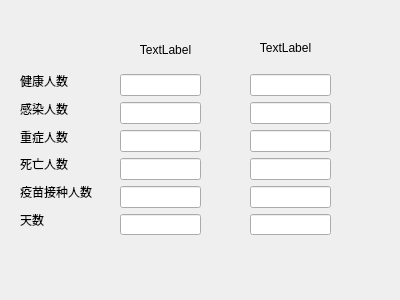
Above: mainProject/contrast.ui from Echooo-294/Epidemic-Simulation before the change. Below: the same form after it.
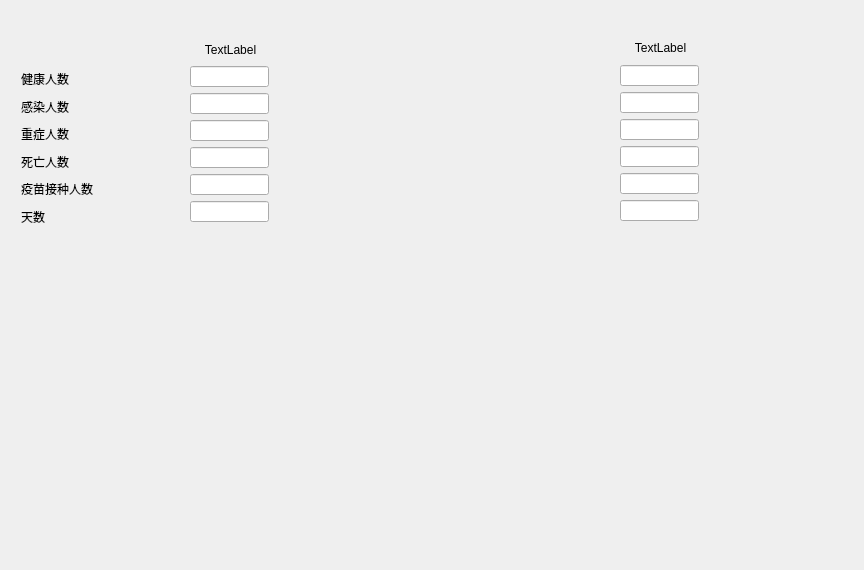
That is the form after the change.

The edit to the form file:
```diff
--- a/mainProject/contrast.ui
+++ b/mainProject/contrast.ui
@@ -6,8 +6,8 @@
    <rect>
     <x>0</x>
     <y>0</y>
-    <width>400</width>
-    <height>300</height>
+    <width>864</width>
+    <height>570</height>
    </rect>
   </property>
   <property name="windowTitle">
@@ -16,9 +16,9 @@
   <widget class="QLabel" name="label">
    <property name="geometry">
     <rect>
-     <x>100</x>
+     <x>120</x>
      <y>40</y>
-     <width>131</width>
+     <width>221</width>
      <height>20</height>
     </rect>
    </property>
@@ -29,66 +29,12 @@
     <set>Qt::AlignCenter</set>
    </property>
   </widget>
-  <widget class="QWidget" name="layoutWidget">
-   <property name="geometry">
-    <rect>
-     <x>250</x>
-     <y>74</y>
-     <width>81</width>
-     <height>161</height>
-    </rect>
-   </property>
-   <layout class="QVBoxLayout" name="verticalLayout_2">
-    <item>
-     <widget class="QLineEdit" name="lineEdit_7">
-      <property name="readOnly">
-       <bool>true</bool>
-      </property>
-     </widget>
-    </item>
-    <item>
-     <widget class="QLineEdit" name="lineEdit_8">
-      <property name="readOnly">
-       <bool>true</bool>
-      </property>
-     </widget>
-    </item>
-    <item>
-     <widget class="QLineEdit" name="lineEdit_9">
-      <property name="readOnly">
-       <bool>true</bool>
-      </property>
-     </widget>
-    </item>
-    <item>
-     <widget class="QLineEdit" name="lineEdit_10">
-      <property name="readOnly">
-       <bool>true</bool>
-      </property>
-     </widget>
-    </item>
-    <item>
-     <widget class="QLineEdit" name="lineEdit_11">
-      <property name="readOnly">
-       <bool>true</bool>
-      </property>
-     </widget>
-    </item>
-    <item>
-     <widget class="QLineEdit" name="lineEdit_12">
-      <property name="readOnly">
-       <bool>true</bool>
-      </property>
-     </widget>
-    </item>
-   </layout>
-  </widget>
   <widget class="QLabel" name="label_2">
    <property name="geometry">
     <rect>
-     <x>220</x>
+     <x>530</x>
      <y>40</y>
-     <width>131</width>
+     <width>261</width>
      <height>16</height>
     </rect>
    </property>
@@ -99,113 +45,261 @@
     <set>Qt::AlignCenter</set>
    </property>
   </widget>
-  <widget class="QWidget" name="layoutWidget">
+  <widget class="QWidget" name="verticalLayoutWidget">
    <property name="geometry">
     <rect>
-     <x>120</x>
-     <y>74</y>
-     <width>81</width>
-     <height>161</height>
+     <x>70</x>
+     <y>260</y>
+     <width>331</width>
+     <height>271</height>
     </rect>
    </property>
-   <layout class="QVBoxLayout" name="verticalLayout">
-    <item>
+   <layout class="QVBoxLayout" name="verticalLayout_4"/>
+  </widget>
+  <widget class="QWidget" name="verticalLayoutWidget_2">
+   <property name="geometry">
+    <rect>
+     <x>490</x>
+     <y>260</y>
+     <width>341</width>
+     <height>271</height>
+    </rect>
+   </property>
+   <layout class="QVBoxLayout" name="verticalLayout_5"/>
+  </widget>
+  <widget class="QLineEdit" name="lineEdit_6">
+   <property name="geometry">
+    <rect>
+     <x>190</x>
+     <y>201</y>
+     <width>79</width>
+     <height>21</height>
+    </rect>
+   </property>
+   <property name="readOnly">
+    <bool>true</bool>
+   </property>
+  </widget>
      <widget class="QLineEdit" name="lineEdit">
+   <property name="geometry">
+    <rect>
+     <x>190</x>
+     <y>66</y>
+     <width>79</width>
+     <height>21</height>
+    </rect>
+   </property>
       <property name="readOnly">
        <bool>true</bool>
       </property>
      </widget>
-    </item>
-    <item>
      <widget class="QLineEdit" name="lineEdit_2">
-      <property name="readOnly">
-       <bool>true</bool>
-      </property>
-     </widget>
-    </item>
-    <item>
-     <widget class="QLineEdit" name="lineEdit_3">
+   <property name="geometry">
+    <rect>
+     <x>190</x>
+     <y>93</y>
+     <width>79</width>
+     <height>21</height>
+    </rect>
+   </property>
       <property name="readOnly">
        <bool>true</bool>
       </property>
      </widget>
-    </item>
-    <item>
-     <widget class="QLineEdit" name="lineEdit_4">
-      <property name="readOnly">
-       <bool>true</bool>
-      </property>
-     </widget>
-    </item>
-    <item>
      <widget class="QLineEdit" name="lineEdit_5">
+   <property name="geometry">
+    <rect>
+     <x>190</x>
+     <y>174</y>
+     <width>79</width>
+     <height>21</height>
+    </rect>
+   </property>
       <property name="readOnly">
        <bool>true</bool>
       </property>
      </widget>
-    </item>
-    <item>
-     <widget class="QLineEdit" name="lineEdit_6">
+  <widget class="QLineEdit" name="lineEdit_4">
+   <property name="geometry">
+    <rect>
+     <x>190</x>
+     <y>147</y>
+     <width>79</width>
+     <height>21</height>
+    </rect>
+   </property>
       <property name="readOnly">
        <bool>true</bool>
       </property>
      </widget>
-    </item>
-   </layout>
-  </widget>
-  <widget class="QWidget" name="layoutWidget">
+  <widget class="QLineEdit" name="lineEdit_3">
    <property name="geometry">
     <rect>
-     <x>20</x>
-     <y>70</y>
-     <width>92</width>
-     <height>161</height>
+     <x>190</x>
+     <y>120</y>
+     <width>79</width>
+     <height>21</height>
     </rect>
    </property>
-   <layout class="QVBoxLayout" name="verticalLayout_3">
-    <item>
+   <property name="readOnly">
+    <bool>true</bool>
+   </property>
+  </widget>
      <widget class="QLabel" name="label_3">
+   <property name="geometry">
+    <rect>
+     <x>21</x>
+     <y>71</y>
+     <width>60</width>
+     <height>16</height>
+    </rect>
+   </property>
       <property name="text">
        <string>健康人数</string>
       </property>
      </widget>
-    </item>
-    <item>
      <widget class="QLabel" name="label_4">
+   <property name="geometry">
+    <rect>
+     <x>21</x>
+     <y>99</y>
+     <width>60</width>
+     <height>16</height>
+    </rect>
+   </property>
       <property name="text">
        <string>感染人数</string>
       </property>
      </widget>
-    </item>
-    <item>
      <widget class="QLabel" name="label_5">
+   <property name="geometry">
+    <rect>
+     <x>21</x>
+     <y>126</y>
+     <width>60</width>
+     <height>16</height>
+    </rect>
+   </property>
       <property name="text">
        <string>重症人数</string>
       </property>
      </widget>
-    </item>
-    <item>
      <widget class="QLabel" name="label_6">
+   <property name="geometry">
+    <rect>
+     <x>21</x>
+     <y>154</y>
+     <width>60</width>
+     <height>16</height>
+    </rect>
+   </property>
       <property name="text">
        <string>死亡人数</string>
       </property>
      </widget>
-    </item>
-    <item>
-     <widget class="QLabel" name="label_7">
-      <property name="text">
-       <string>疫苗接种人数</string>
-      </property>
-     </widget>
-    </item>
-    <item>
      <widget class="QLabel" name="label_8">
+   <property name="geometry">
+    <rect>
+     <x>21</x>
+     <y>209</y>
+     <width>30</width>
+     <height>16</height>
+    </rect>
+   </property>
       <property name="text">
        <string>天数</string>
       </property>
      </widget>
-    </item>
-   </layout>
+  <widget class="QLabel" name="label_7">
+   <property name="geometry">
+    <rect>
+     <x>21</x>
+     <y>181</y>
+     <width>90</width>
+     <height>16</height>
+    </rect>
+   </property>
+   <property name="text">
+    <string>疫苗接种人数</string>
+   </property>
+  </widget>
+  <widget class="QLineEdit" name="lineEdit_9">
+   <property name="geometry">
+    <rect>
+     <x>620</x>
+     <y>119</y>
+     <width>79</width>
+     <height>21</height>
+    </rect>
+   </property>
+   <property name="readOnly">
+    <bool>true</bool>
+   </property>
+  </widget>
+  <widget class="QLineEdit" name="lineEdit_7">
+   <property name="geometry">
+    <rect>
+     <x>620</x>
+     <y>65</y>
+     <width>79</width>
+     <height>21</height>
+    </rect>
+   </property>
+   <property name="readOnly">
+    <bool>true</bool>
+   </property>
+  </widget>
+  <widget class="QLineEdit" name="lineEdit_8">
+   <property name="geometry">
+    <rect>
+     <x>620</x>
+     <y>92</y>
+     <width>79</width>
+     <height>21</height>
+    </rect>
+   </property>
+   <property name="readOnly">
+    <bool>true</bool>
+   </property>
+  </widget>
+  <widget class="QLineEdit" name="lineEdit_10">
+   <property name="geometry">
+    <rect>
+     <x>620</x>
+     <y>146</y>
+     <width>79</width>
+     <height>21</height>
+    </rect>
+   </property>
+   <property name="readOnly">
+    <bool>true</bool>
+   </property>
+  </widget>
+  <widget class="QLineEdit" name="lineEdit_11">
+   <property name="geometry">
+    <rect>
+     <x>620</x>
+     <y>173</y>
+     <width>79</width>
+     <height>21</height>
+    </rect>
+   </property>
+   <property name="readOnly">
+    <bool>true</bool>
+   </property>
+  </widget>
+  <widget class="QLineEdit" name="lineEdit_12">
+   <property name="geometry">
+    <rect>
+     <x>620</x>
+     <y>200</y>
+     <width>79</width>
+     <height>21</height>
+    </rect>
+   </property>
+   <property name="readOnly">
+    <bool>true</bool>
+   </property>
   </widget>
  </widget>
  <resources/>
```
Lines whose indentation alone changed are shown as unchanged.
